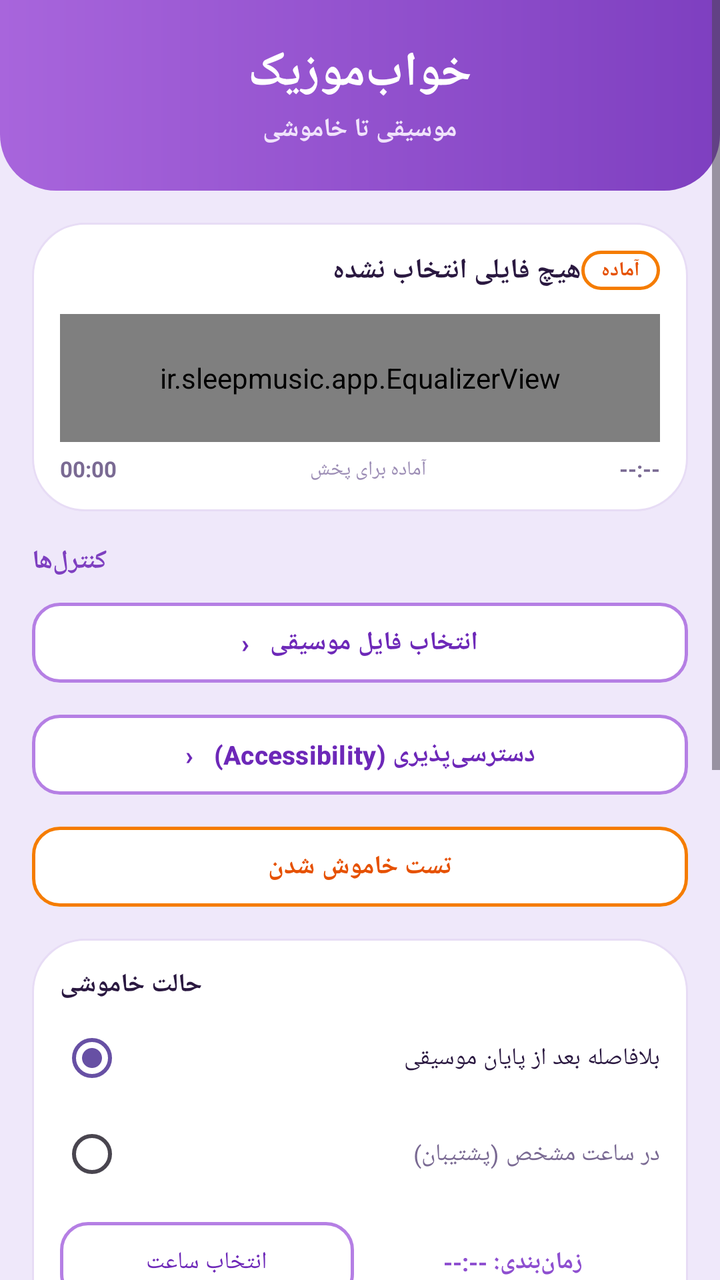
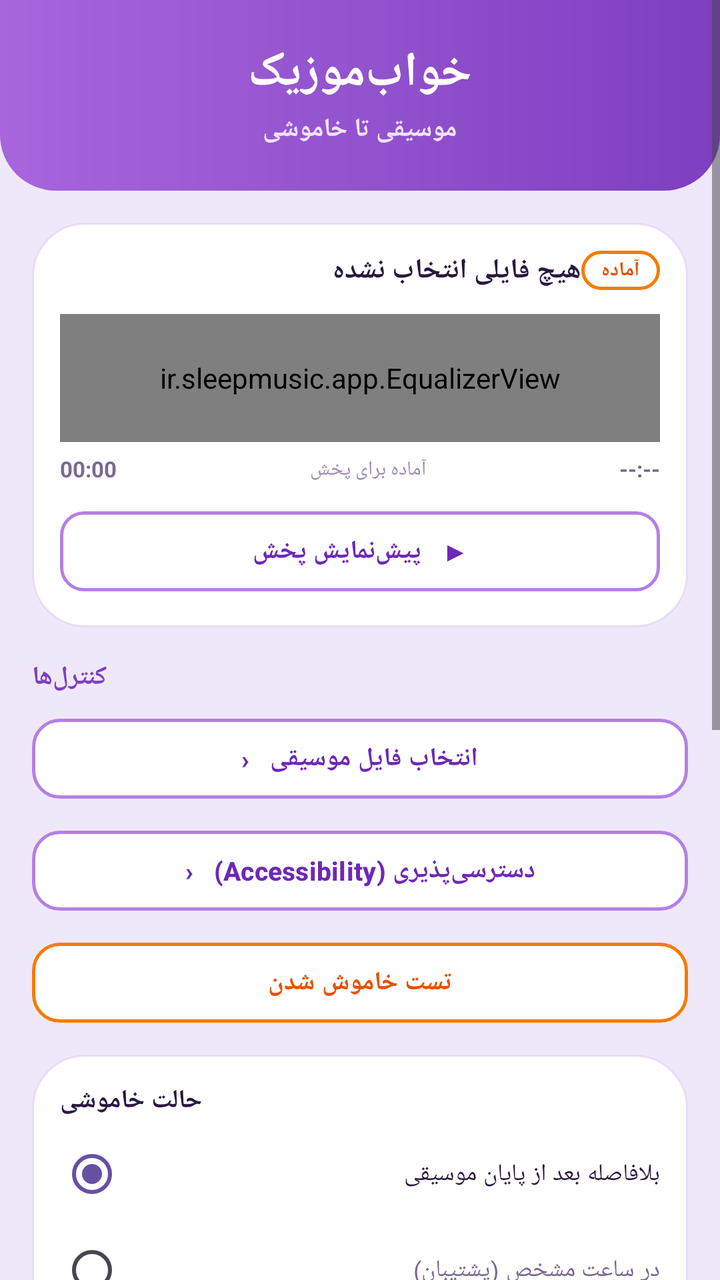

Two renders of the same Android screen: before a commit and after it. Below are the layout's source before the change and the commit's diff.
<!-- AndroidManifest.xml: application theme Theme.SleepMusic -->
<!-- res/layout/activity_main.xml -->
<?xml version="1.0" encoding="utf-8"?>
<ScrollView xmlns:android="http://schemas.android.com/apk/res/android"
    xmlns:app="http://schemas.android.com/apk/res-auto"
    android:layout_width="match_parent"
    android:layout_height="match_parent"
    android:fillViewport="true"
    android:background="#EFE8FA">

    <LinearLayout
        android:layout_width="match_parent"
        android:layout_height="wrap_content"
        android:orientation="vertical">

        
        <LinearLayout
            android:layout_width="match_parent"
            android:layout_height="wrap_content"
            android:background="@drawable/bg_header"
            android:gravity="center"
            android:orientation="vertical"
            android:paddingTop="20dp"
            android:paddingBottom="22dp">

            <TextView
                android:layout_width="wrap_content"
                android:layout_height="wrap_content"
                android:text="خواب‌موزیک"
                android:textColor="#FFFFFF"
                android:textSize="24sp"
                android:textStyle="bold" />

            <TextView
                android:layout_width="wrap_content"
                android:layout_height="wrap_content"
                android:layout_marginTop="3dp"
                android:text="موسیقی تا خاموشی"
                android:textColor="#F0E3FB"
                android:textSize="13sp"
                android:textStyle="bold" />
        </LinearLayout>

        <LinearLayout
            android:layout_width="match_parent"
            android:layout_height="wrap_content"
            android:orientation="vertical"
            android:padding="16dp">

            
            <LinearLayout
                android:layout_width="match_parent"
                android:layout_height="wrap_content"
                android:background="@drawable/bg_card"
                android:orientation="vertical"
                android:padding="14dp">

                <LinearLayout
                    android:layout_width="match_parent"
                    android:layout_height="wrap_content"
                    android:gravity="center_vertical"
                    android:orientation="horizontal">

                    <TextView
                        android:id="@+id/tvSelectedMusic"
                        android:layout_width="0dp"
                        android:layout_height="wrap_content"
                        android:layout_weight="1"
                        android:ellipsize="end"
                        android:maxLines="1"
                        android:text="هیچ فایلی انتخاب نشده"
                        android:textColor="#2A1840"
                        android:textSize="14sp"
                        android:textStyle="bold" />

                    <TextView
                        android:layout_width="wrap_content"
                        android:layout_height="wrap_content"
                        android:background="@drawable/bg_badge"
                        android:paddingStart="10dp"
                        android:paddingTop="3dp"
                        android:paddingEnd="10dp"
                        android:paddingBottom="3dp"
                        android:text="آماده"
                        android:textColor="#E65100"
                        android:textSize="10sp"
                        android:textStyle="bold" />
                </LinearLayout>

                
                <ir.sleepmusic.app.EqualizerView
                    android:id="@+id/equalizerView"
                    android:layout_width="match_parent"
                    android:layout_height="64dp"
                    android:layout_marginTop="12dp"
                    android:background="@drawable/bg_equalizer" />

                <LinearLayout
                    android:layout_width="match_parent"
                    android:layout_height="wrap_content"
                    android:layout_marginTop="6dp"
                    android:orientation="horizontal">

                    <TextView
                        android:id="@+id/tvTimeElapsed"
                        android:layout_width="wrap_content"
                        android:layout_height="wrap_content"
                        android:text="00:00"
                        android:textColor="#7A6A93"
                        android:textSize="11sp"
                        android:textStyle="bold" />

                    <TextView
                        android:id="@+id/tvPlayerStatus"
                        android:layout_width="0dp"
                        android:layout_height="wrap_content"
                        android:layout_weight="1"
                        android:gravity="center"
                        android:text="آماده برای پخش"
                        android:textColor="#9C8DB5"
                        android:textSize="10sp" />

                    <TextView
                        android:id="@+id/tvTimeTotal"
                        android:layout_width="wrap_content"
                        android:layout_height="wrap_content"
                        android:text="--:--"
                        android:textColor="#7A6A93"
                        android:textSize="11sp"
                        android:textStyle="bold" />
                </LinearLayout>
            </LinearLayout>

            
            <TextView
                android:layout_width="wrap_content"
                android:layout_height="wrap_content"
                android:layout_marginTop="16dp"
                android:layout_marginBottom="8dp"
                android:text="کنترل‌ها"
                android:textColor="#7E3FC0"
                android:textSize="13sp"
                android:textStyle="bold" />

            <Button
                android:id="@+id/btnPickMusic"
                android:layout_width="match_parent"
                android:layout_height="wrap_content"
                android:backgroundTint="#FFFFFF"
                android:text="انتخاب فایل موسیقی   ‹"
                android:textColor="#6D28B8"
                android:textSize="13sp"
                android:textStyle="bold"
                app:cornerRadius="14dp"
                app:strokeColor="#B57FE4"
                app:strokeWidth="1.5dp" />

            <Button
                android:id="@+id/btnAccessibility"
                android:layout_width="match_parent"
                android:layout_height="wrap_content"
                android:layout_marginTop="8dp"
                android:backgroundTint="#FFFFFF"
                android:text="دسترسی‌پذیری (Accessibility)   ‹"
                android:textColor="#6D28B8"
                android:textSize="13sp"
                android:textStyle="bold"
                app:cornerRadius="14dp"
                app:strokeColor="#B57FE4"
                app:strokeWidth="1.5dp" />

            <Button
                android:id="@+id/btnTest"
                android:layout_width="match_parent"
                android:layout_height="wrap_content"
                android:layout_marginTop="8dp"
                android:backgroundTint="#FFFFFF"
                android:text="تست خاموش شدن"
                android:textColor="#E65100"
                android:textSize="13sp"
                android:textStyle="bold"
                app:cornerRadius="14dp"
                app:strokeColor="#F57C00"
                app:strokeWidth="1.5dp" />

            
            <LinearLayout
                android:layout_width="match_parent"
                android:layout_height="wrap_content"
                android:layout_marginTop="12dp"
                android:background="@drawable/bg_card"
                android:orientation="vertical"
                android:padding="14dp">

                <TextView
                    android:layout_width="wrap_content"
                    android:layout_height="wrap_content"
                    android:text="حالت خاموشی"
                    android:textColor="#2A1840"
                    android:textSize="13sp"
                    android:textStyle="bold" />

                <RadioGroup
                    android:id="@+id/radioGroup"
                    android:layout_width="match_parent"
                    android:layout_height="wrap_content"
                    android:layout_marginTop="4dp"
                    android:orientation="vertical">

                    <RadioButton
                        android:id="@+id/radioAfterMusic"
                        android:layout_width="match_parent"
                        android:layout_height="wrap_content"
                        android:buttonTint="#8E4FD0"
                        android:checked="true"
                        android:text="بلافاصله بعد از پایان موسیقی"
                        android:textColor="#2A1840"
                        android:textSize="12sp" />

                    <RadioButton
                        android:id="@+id/radioScheduled"
                        android:layout_width="match_parent"
                        android:layout_height="wrap_content"
                        android:buttonTint="#8E4FD0"
                        android:text="در ساعت مشخص (پشتیبان)"
                        android:textColor="#7A6A93"
                        android:textSize="12sp" />
                </RadioGroup>

                <LinearLayout
                    android:layout_width="match_parent"
                    android:layout_height="wrap_content"
                    android:layout_marginTop="6dp"
                    android:gravity="center_vertical"
                    android:orientation="horizontal">

                    <Button
                        android:id="@+id/btnPickTime"
                        android:layout_width="0dp"
                        android:layout_height="wrap_content"
                        android:layout_marginEnd="6dp"
                        android:layout_weight="1"
                        android:backgroundTint="#FFFFFF"
                        android:text="انتخاب ساعت"
                        android:textColor="#6D28B8"
                        android:textSize="12sp"
                        app:cornerRadius="14dp"
                        app:strokeColor="#B57FE4"
                        app:strokeWidth="1.5dp" />

                    <TextView
                        android:id="@+id/tvScheduledTime"
                        android:layout_width="0dp"
                        android:layout_height="wrap_content"
                        android:layout_weight="1"
                        android:gravity="center"
                        android:text="زمان‌بندی: --:--"
                        android:textColor="#8E4FD0"
                        android:textSize="12sp"
                        android:textStyle="bold" />
                </LinearLayout>
            </LinearLayout>

            
            <LinearLayout
                android:layout_width="match_parent"
                android:layout_height="wrap_content"
                android:layout_marginTop="10dp"
                android:background="@drawable/bg_card"
                android:orientation="vertical"
                android:padding="14dp">

                <com.google.android.material.materialswitch.MaterialSwitch
                    android:id="@+id/switchPowerMenu"
                    android:layout_width="match_parent"
                    android:layout_height="wrap_content"
                    android:checked="true"
                    android:text="خاموشی واقعی بدون روت (منوی خاموشی)"
                    android:textColor="#2A1840"
                    android:textSize="12sp" />

                <TextView
                    android:id="@+id/tvPowerMenuHint"
                    android:layout_width="match_parent"
                    android:layout_height="wrap_content"
                    android:layout_marginTop="2dp"
                    android:text="اپ منوی خاموشی را باز می‌کند و خودش روی «خاموش کردن» کلیک می‌کند؛ اگر رام اجازه ندهد، صفحه قفل می‌شود."
                    android:textColor="#9C8DB5"
                    android:textSize="10sp" />
            </LinearLayout>

            
            <androidx.appcompat.widget.AppCompatButton
                android:id="@+id/btnStart"
                android:layout_width="match_parent"
                android:layout_height="56dp"
                android:layout_marginTop="16dp"
                android:background="@drawable/bg_gradient_primary"
                android:stateListAnimator="@null"
                android:text="⏻  پخش و خاموش کردن"
                android:textColor="#FFFFFF"
                android:textSize="16sp"
                android:textStyle="bold" />

            <TextView
                android:layout_width="match_parent"
                android:layout_height="wrap_content"
                android:layout_marginTop="6dp"
                android:gravity="center"
                android:text="بعد از پایان موسیقی، گوشی خاموش می‌شود"
                android:textColor="#9C8DB5"
                android:textSize="11sp" />

            <Button
                android:id="@+id/btnStop"
                android:layout_width="match_parent"
                android:layout_height="wrap_content"
                android:layout_marginTop="10dp"
                android:backgroundTint="#FFFFFF"
                android:text="توقف پخش"
                android:textColor="#E65100"
                android:textSize="13sp"
                android:textStyle="bold"
                app:cornerRadius="14dp"
                app:strokeColor="#F57C00"
                app:strokeWidth="1.5dp" />

            
            <LinearLayout
                android:layout_width="match_parent"
                android:layout_height="wrap_content"
                android:layout_marginTop="14dp"
                android:background="@drawable/bg_card_soft"
                android:orientation="vertical"
                android:padding="12dp">

                <TextView
                    android:layout_width="match_parent"
                    android:layout_height="wrap_content"
                    android:lineSpacingExtra="3dp"
                    android:text="🔋  برای عملکرد صحیح روی شیائومی: «شروع خودکار» را فعال کن، صرفه‌جویی باتری را «بدون محدودیت» بگذار و بعد «تست خاموش شدن» را امتحان کن."
                    android:textColor="#7A6A93"
                    android:textSize="11sp" />
            </LinearLayout>

            <TextView
                android:layout_width="match_parent"
                android:layout_height="wrap_content"
                android:layout_marginTop="10dp"
                android:gravity="center"
                android:text="خواب‌موزیک • برای شب‌های آرام 🌙"
                android:textColor="#B3A6CC"
                android:textSize="10sp" />
        </LinearLayout>
    </LinearLayout>
</ScrollView>
<!-- resources referenced by this layout -->
<resources>
  <!-- drawable bg_badge (drawable) -->
  <?xml version="1.0" encoding="utf-8"?>
  <shape xmlns:android="http://schemas.android.com/apk/res/android"
      android:shape="rectangle">
      <solid android:color="#FFFFFF" />
      <corners android:radius="20dp" />
      <stroke
          android:width="1.5dp"
          android:color="#F57C00" />
  </shape>
  <!-- drawable bg_card (drawable) -->
  <?xml version="1.0" encoding="utf-8"?>
  <shape xmlns:android="http://schemas.android.com/apk/res/android"
      android:shape="rectangle">
      <solid android:color="#FFFFFF" />
      <corners android:radius="26dp" />
      <stroke
          android:width="1dp"
          android:color="#E7DCF5" />
  </shape>
  <!-- drawable bg_card_soft (drawable) -->
  <?xml version="1.0" encoding="utf-8"?>
  <shape xmlns:android="http://schemas.android.com/apk/res/android"
      android:shape="rectangle">
      <solid android:color="#F6F1FD" />
      <corners android:radius="20dp" />
  </shape>
  <!-- drawable bg_equalizer (drawable) -->
  <?xml version="1.0" encoding="utf-8"?>
  <shape xmlns:android="http://schemas.android.com/apk/res/android"
      android:shape="rectangle">
      <solid android:color="#0C1733" />
      <corners android:radius="16dp" />
  </shape>
  <!-- drawable bg_gradient_primary (drawable) -->
  <?xml version="1.0" encoding="utf-8"?>
  <shape xmlns:android="http://schemas.android.com/apk/res/android"
      android:shape="rectangle">
      <gradient
          android:angle="0"
          android:startColor="#9C4DD6"
          android:endColor="#7B2FBF" />
      <corners android:radius="16dp" />
  </shape>
  <!-- drawable bg_header (drawable) -->
  <?xml version="1.0" encoding="utf-8"?>
  <shape xmlns:android="http://schemas.android.com/apk/res/android"
      android:shape="rectangle">
      <gradient
          android:angle="0"
          android:startColor="#A865DC"
          android:endColor="#7E3FC0" />
      <corners
          android:bottomLeftRadius="28dp"
          android:bottomRightRadius="28dp" />
  </shape>
  <style name="Theme.SleepMusic" parent="Theme.Material3.Light.NoActionBar">
          <item name="android:statusBarColor">#EFE8FA</item>
          <item name="android:navigationBarColor">#EFE8FA</item>
          <item name="android:windowLightStatusBar">true</item>
      </style>
</resources>

<!-- the commit's change to res/layout/activity_main.xml (unified diff, before → after) -->
@@ -127,6 +127,21 @@
                         android:textSize="11sp"
                         android:textStyle="bold" />
                 </LinearLayout>
+
+                
+                <Button
+                    android:id="@+id/btnPreview"
+                    android:layout_width="match_parent"
+                    android:layout_height="wrap_content"
+                    android:layout_marginTop="10dp"
+                    android:backgroundTint="#FFFFFF"
+                    android:text="▶   پیش‌نمایش پخش"
+                    android:textColor="#6D28B8"
+                    android:textSize="13sp"
+                    android:textStyle="bold"
+                    app:cornerRadius="12dp"
+                    app:strokeColor="#B57FE4"
+                    app:strokeWidth="1.5dp" />
             </LinearLayout>
 
             
